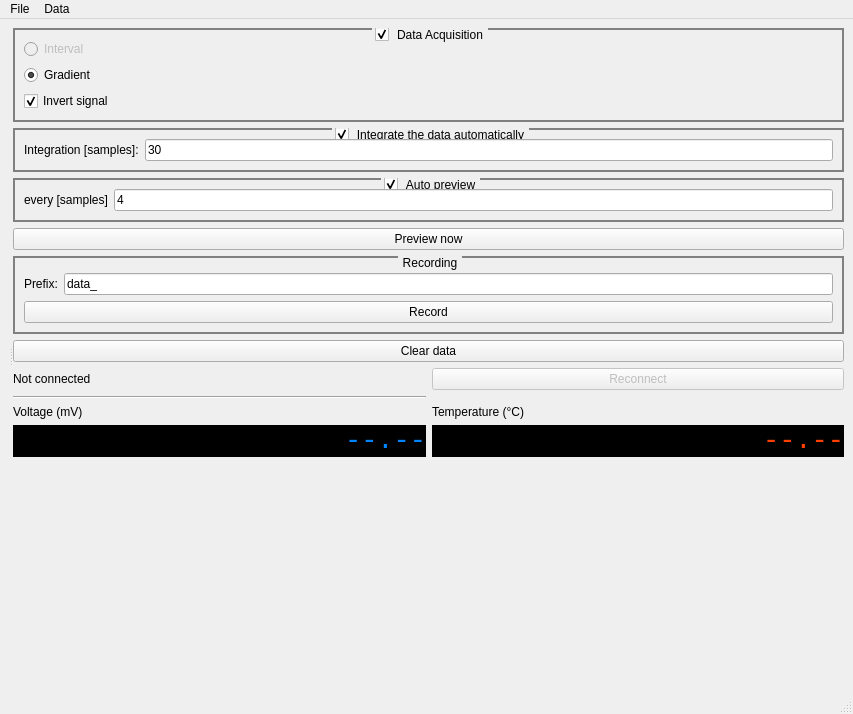
Above: mainwindow.ui from scummos/radio_logtool before the change. Below: the same form after it.
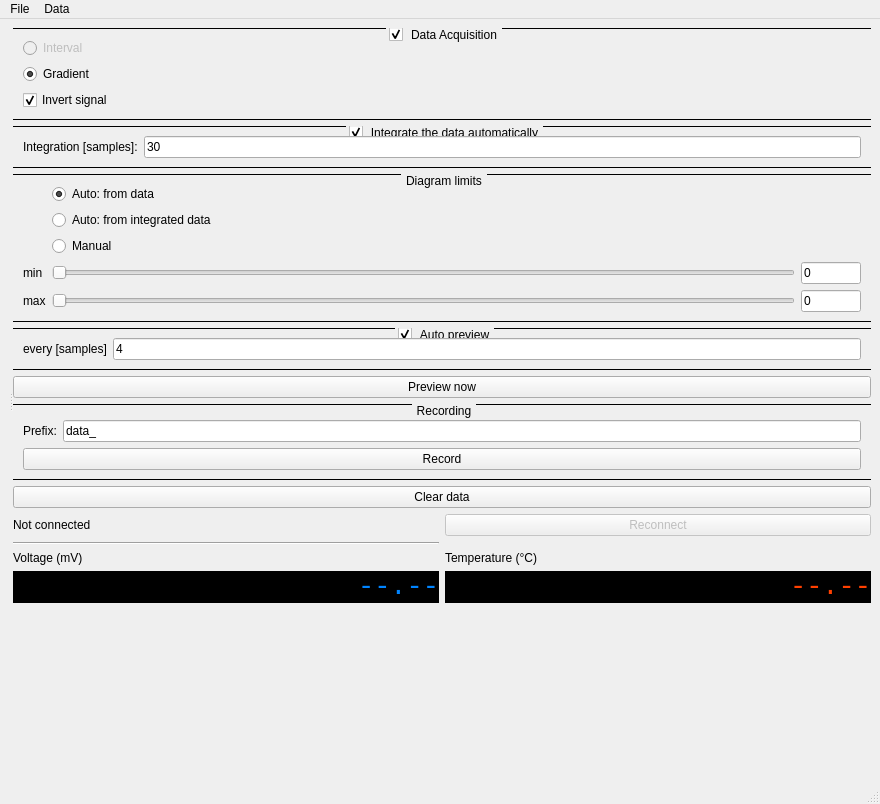
That is the form after the change. Custom widgets are drawn as their Qt base class.

Commit message: Added manual diagram limit controls.

Diff of the .ui file:
```diff
--- a/mainwindow.ui
+++ b/mainwindow.ui
@@ -6,8 +6,8 @@
    <rect>
     <x>0</x>
     <y>0</y>
-    <width>853</width>
-    <height>714</height>
+    <width>880</width>
+    <height>804</height>
    </rect>
   </property>
   <property name="windowTitle">
@@ -63,7 +63,8 @@
           </property>
           <property name="styleSheet">
            <string notr="true"> QGroupBox {
-     border: 2px solid gray;
+     border-top: 1px solid black;
+     border-bottom: 1px solid black;
      margin-top: 1ex;
  }
 
@@ -139,7 +140,8 @@
           </property>
           <property name="styleSheet">
            <string notr="true"> QGroupBox {
-     border: 2px solid gray;
+     border-top: 1px solid black;
+     border-bottom: 1px solid black;
      margin-top: 1ex;
  }
 
@@ -177,11 +179,145 @@
           </layout>
          </widget>
         </item>
+        <item>
+         <widget class="QGroupBox" name="limits_box">
+          <property name="styleSheet">
+           <string notr="true"> QGroupBox {
+     border-top: 1px solid black;
+     border-bottom: 1px solid black;
+     margin-top: 1ex;
+ }
+
+ QGroupBox::title {
+     subcontrol-origin: margin;
+     subcontrol-position: top center;
+     padding: 0 3px;
+ }</string>
+          </property>
+          <property name="title">
+           <string>Diagram limits</string>
+          </property>
+          <property name="checkable">
+           <bool>false</bool>
+          </property>
+          <layout class="QGridLayout" name="gridLayout">
+           <item row="3" column="0">
+            <widget class="QLabel" name="limits_label_x">
+             <property name="text">
+              <string>min</string>
+             </property>
+            </widget>
+           </item>
+           <item row="1" column="1">
+            <widget class="QRadioButton" name="limits_autoFromIntegrated">
+             <property name="text">
+              <string>Auto: from integrated data</string>
+             </property>
+            </widget>
+           </item>
+           <item row="3" column="1">
+            <widget class="QSlider" name="limits_slider_x">
+             <property name="singleStep">
+              <number>100</number>
+             </property>
+             <property name="pageStep">
+              <number>5000</number>
+             </property>
+             <property name="orientation">
+              <enum>Qt::Horizontal</enum>
+             </property>
+             <property name="invertedAppearance">
+              <bool>false</bool>
+             </property>
+             <property name="invertedControls">
+              <bool>false</bool>
+             </property>
+            </widget>
+           </item>
+           <item row="4" column="1">
+            <widget class="QSlider" name="limits_slider_y">
+             <property name="singleStep">
+              <number>100</number>
+             </property>
+             <property name="pageStep">
+              <number>5000</number>
+             </property>
+             <property name="orientation">
+              <enum>Qt::Horizontal</enum>
+             </property>
+             <property name="invertedAppearance">
+              <bool>false</bool>
+             </property>
+             <property name="invertedControls">
+              <bool>false</bool>
+             </property>
+            </widget>
+           </item>
+           <item row="0" column="1">
+            <widget class="QRadioButton" name="limits_autoFromData">
+             <property name="text">
+              <string>Auto: from data</string>
+             </property>
+             <property name="checked">
+              <bool>true</bool>
+             </property>
+            </widget>
+           </item>
+           <item row="4" column="0">
+            <widget class="QLabel" name="limits_label_y">
+             <property name="text">
+              <string>max</string>
+             </property>
+            </widget>
+           </item>
+           <item row="4" column="2">
+            <widget class="QLineEdit" name="limits_text_y">
+             <property name="sizePolicy">
+              <sizepolicy hsizetype="Minimum" vsizetype="Fixed">
+               <horstretch>0</horstretch>
+               <verstretch>0</verstretch>
+              </sizepolicy>
+             </property>
+             <property name="maximumSize">
+              <size>
+               <width>60</width>
+               <height>60</height>
+              </size>
+             </property>
+             <property name="text">
+              <string>0</string>
+             </property>
+            </widget>
+           </item>
+           <item row="3" column="2">
+            <widget class="QLineEdit" name="limits_text_x">
+             <property name="maximumSize">
+              <size>
+               <width>60</width>
+               <height>60</height>
+              </size>
+             </property>
+             <property name="text">
+              <string>0</string>
+             </property>
+            </widget>
+           </item>
+           <item row="2" column="1">
+            <widget class="QRadioButton" name="limits_manual">
+             <property name="text">
+              <string>Manual</string>
+             </property>
+            </widget>
+           </item>
+          </layout>
+         </widget>
+        </item>
         <item>
          <widget class="QGroupBox" name="preview_group">
           <property name="styleSheet">
            <string notr="true"> QGroupBox {
-     border: 2px solid gray;
+     border-top: 1px solid black;
+     border-bottom: 1px solid black;
      margin-top: 1ex;
  }
 
@@ -230,7 +366,8 @@
          <widget class="QGroupBox" name="record_group">
           <property name="styleSheet">
            <string notr="true"> QGroupBox {
-     border: 2px solid gray;
+     border-top: 1px solid black;
+     border-bottom: 1px solid black;
      margin-top: 1ex;
  }
 
@@ -397,7 +534,7 @@
     <rect>
      <x>0</x>
      <y>0</y>
-     <width>853</width>
+     <width>880</width>
      <height>22</height>
     </rect>
    </property>
```
The commit also changes 1 other file.
